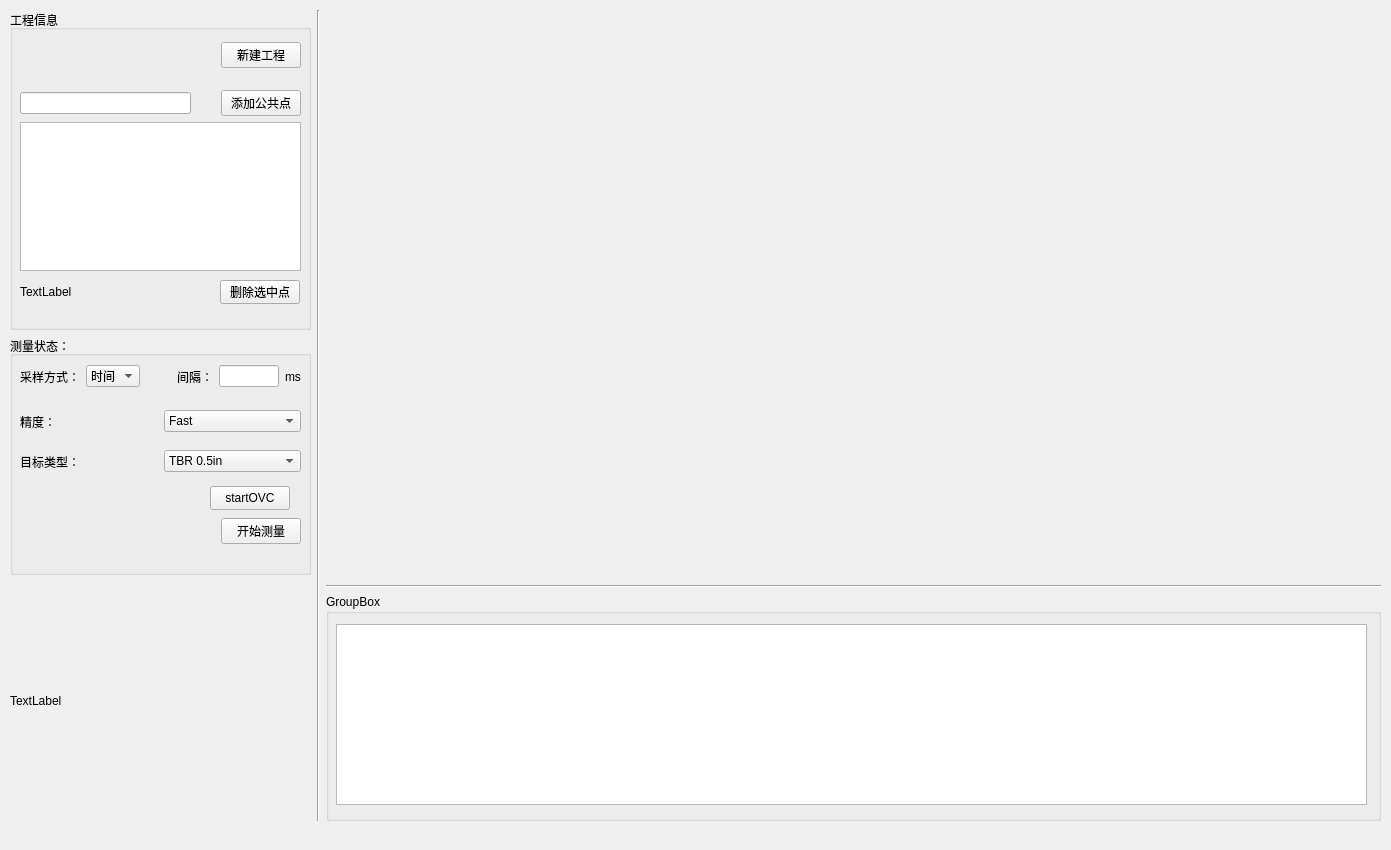
First picture: the form in pages/datameasurementpage.ui, repository MinWenaaa/surfacePlanner, before the edit.
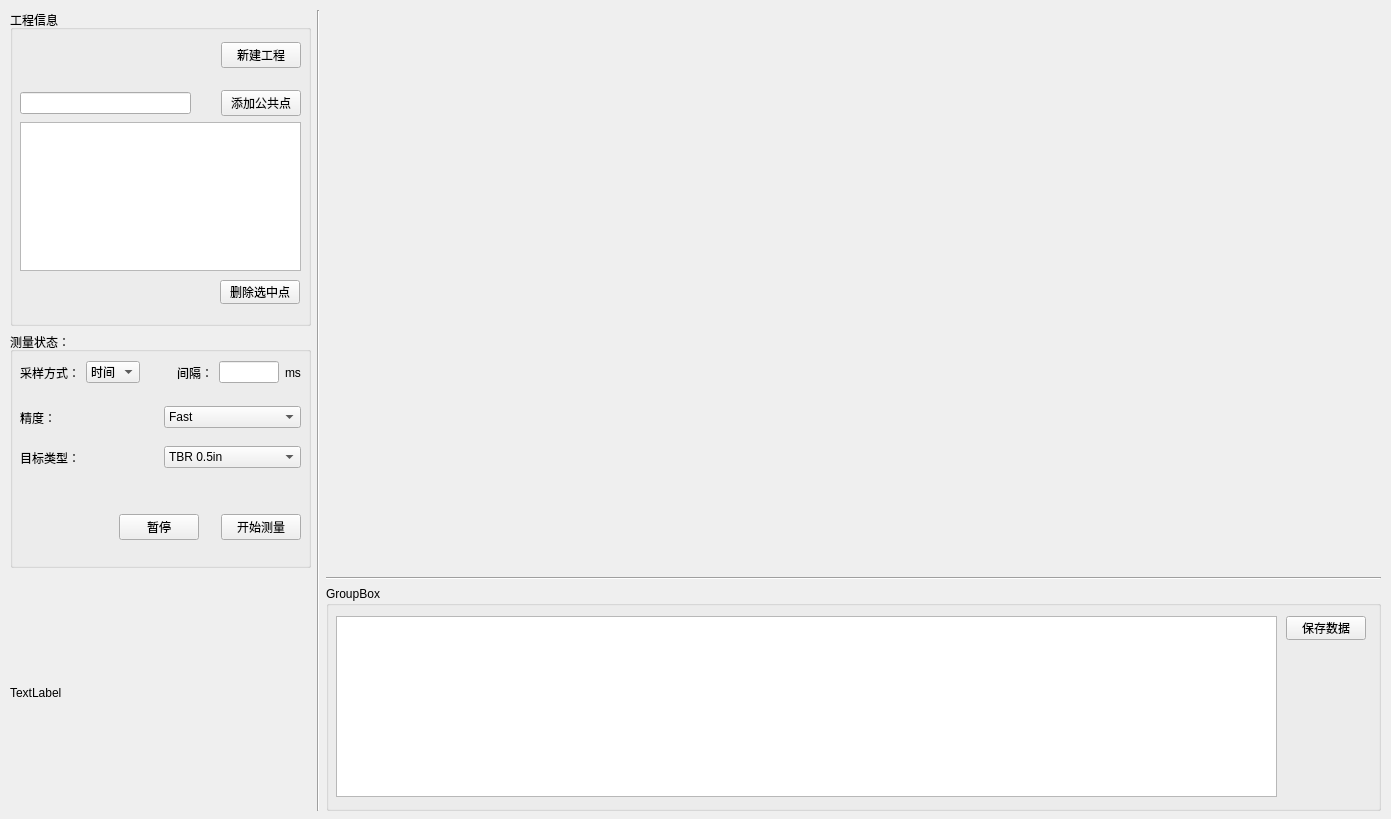
Second picture: the form after the edit. Custom widgets are drawn as their Qt base class.

Commit message: 数据收集完成

Patch:
```diff
--- a/pages/datameasurementpage.ui
+++ b/pages/datameasurementpage.ui
@@ -7,7 +7,7 @@
     <x>0</x>
     <y>0</y>
     <width>1391</width>
-    <height>850</height>
+    <height>819</height>
    </rect>
   </property>
   <property name="windowTitle">
@@ -19,7 +19,7 @@
      <x>10</x>
      <y>10</y>
      <width>1371</width>
-     <height>811</height>
+     <height>801</height>
     </rect>
    </property>
    <layout class="QHBoxLayout" name="horizontalLayout" stretch="2,0,7">
@@ -137,7 +137,7 @@
           </rect>
          </property>
          <property name="text">
-          <string>TextLabel</string>
+          <string/>
          </property>
         </widget>
        </widget>
@@ -219,7 +219,7 @@
            <height>31</height>
           </rect>
          </property>
-         <layout class="QHBoxLayout" name="horizontalLayout_5">
+         <layout class="QHBoxLayout" name="horizontalLayout_5" stretch="4,2,3,1,3">
           <item>
            <widget class="QLabel" name="measureStatusLabel">
             <property name="text">
@@ -240,6 +240,26 @@
             </property>
            </spacer>
           </item>
+          <item>
+           <widget class="QPushButton" name="stopAndContinueButton">
+            <property name="text">
+             <string>暂停</string>
+            </property>
+           </widget>
+          </item>
+          <item>
+           <spacer name="horizontalSpacer_5">
+            <property name="orientation">
+             <enum>Qt::Horizontal</enum>
+            </property>
+            <property name="sizeHint" stdset="0">
+             <size>
+              <width>40</width>
+              <height>20</height>
+             </size>
+            </property>
+           </spacer>
+          </item>
           <item>
            <widget class="QPushButton" name="measureButton">
             <property name="text">
@@ -350,19 +370,6 @@
           </item>
          </layout>
         </widget>
-        <widget class="QPushButton" name="pushButton">
-         <property name="geometry">
-          <rect>
-           <x>200</x>
-           <y>150</y>
-           <width>80</width>
-           <height>24</height>
-          </rect>
-         </property>
-         <property name="text">
-          <string>startOVC</string>
-         </property>
-        </widget>
        </widget>
       </item>
       <item>
@@ -403,11 +410,24 @@
           <rect>
            <x>10</x>
            <y>30</y>
-           <width>1031</width>
+           <width>941</width>
            <height>181</height>
           </rect>
          </property>
         </widget>
+        <widget class="QPushButton" name="saveButton">
+         <property name="geometry">
+          <rect>
+           <x>960</x>
+           <y>30</y>
+           <width>80</width>
+           <height>24</height>
+          </rect>
+         </property>
+         <property name="text">
+          <string>保存数据</string>
+         </property>
+        </widget>
        </widget>
       </item>
      </layout>
```
The commit also changes 6 other files.
